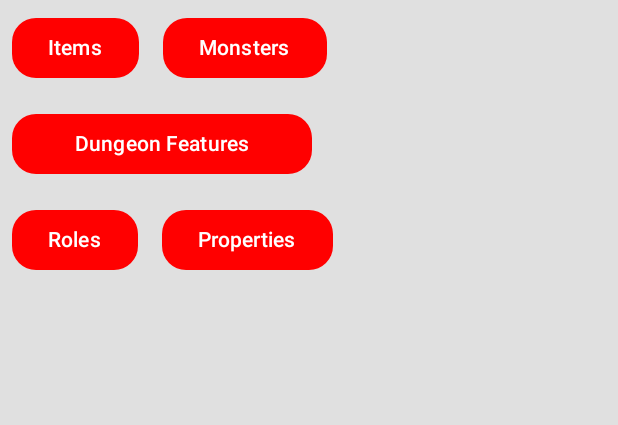
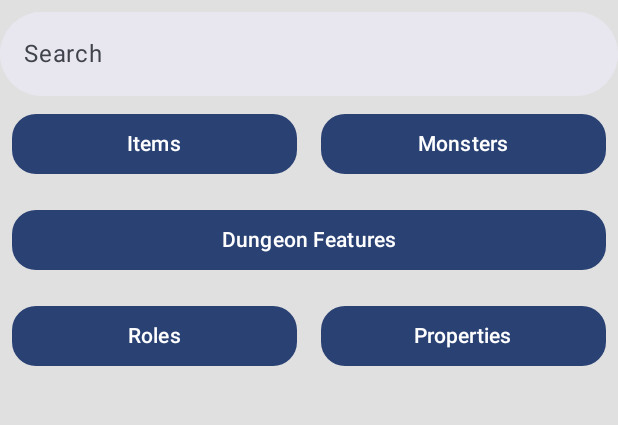
Before and after one commit to jera1470/NetHackSeer, an Android app built with Jetpack Compose: the composable PlaceHolderContent shown on its own in the app's theme, on a phone screen of 412 x 824 dp, the part 96-521 px from its top. Run offline under Robolectric (Android 15) with nearby library versions, the phone set to English and light mode, and no system bars; 7 statements that could not run were skipped.

Commit message:
UI: added a search bar, made layout neater

```diff
--- a/app/src/main/java/com/example/nethackseer/ui/homescreen/HomeScreen.kt
+++ b/app/src/main/java/com/example/nethackseer/ui/homescreen/HomeScreen.kt
@@ -5,6 +5,7 @@ import androidx.compose.foundation.layout.Arrangement
 import androidx.compose.foundation.layout.Column
 import androidx.compose.foundation.layout.Row
 import androidx.compose.foundation.layout.fillMaxSize
+import androidx.compose.foundation.layout.fillMaxWidth
 import androidx.compose.foundation.layout.padding
 import androidx.compose.foundation.layout.widthIn
 import androidx.compose.foundation.shape.RoundedCornerShape
@@ -12,34 +13,54 @@ import androidx.compose.material3.Button
 import androidx.compose.material3.ButtonDefaults
 import androidx.compose.material3.ExperimentalMaterial3Api
 import androidx.compose.material3.Scaffold
+import androidx.compose.material3.SearchBar
+import androidx.compose.material3.SearchBarDefaults
 import androidx.compose.material3.Text
+import androidx.compose.material3.TopAppBarDefaults
 import androidx.compose.material3.TopAppBar
 import androidx.compose.runtime.Composable
 import androidx.compose.ui.Modifier
 import androidx.compose.ui.graphics.Color
+import androidx.compose.ui.semantics.semantics
 import androidx.compose.ui.tooling.preview.Preview
 import androidx.compose.ui.unit.dp
 import androidx.lifecycle.viewmodel.compose.viewModel
-import com.example.nethackseer.ui.theme.NetHackSeerTheme
+import androidx.compose.foundation.text.input.TextFieldState
+import androidx.compose.foundation.text.input.rememberTextFieldState
+import androidx.compose.runtime.getValue
+import androidx.compose.runtime.mutableStateOf
+import androidx.compose.runtime.remember
+import androidx.compose.runtime.saveable.rememberSaveable
+import androidx.compose.runtime.setValue
+import com.example.nethackseer.ui.theme.*
 
 @OptIn(ExperimentalMaterial3Api::class)
 @Composable
 fun HomeScreen(
     homeViewModel: HomeViewModel = viewModel(),
+    textFieldState: TextFieldState,
+    onSearch: (String) -> Unit,
 //    onItemsClicked: () -> Unit,
 //    onMonstersClicked: () -> Unit,
 //    onSettingsClicked: () -> Unit,
 //    onAboutClicked: () -> Unit
 ) {
     val buttonShape = RoundedCornerShape(16.dp)
-    val buttonColors = ButtonDefaults.buttonColors(containerColor = Color.Red)
+    val buttonColors = ButtonDefaults.buttonColors(Red)
     val buttonModifier = Modifier.padding(8.dp)
+
+    var expanded by rememberSaveable { mutableStateOf(false) }
+    var text by remember { mutableStateOf("") } // State to hold the search query
+    var active by remember { mutableStateOf(false) } // State
 
     Scaffold(
         topBar = {
-            TopAppBar(title = {
-                Text(text = "NetHack Seer Home")
-            })
+            TopAppBar(
+                title = {
+                    Text(text = "NetHack Seer Home")
+                },
+                colors = TopAppBarDefaults.topAppBarColors(containerColor = DarkRed)
+            )
         }
     ) { innerPadding ->
         Column(
@@ -49,12 +70,30 @@ fun HomeScreen(
                 .background(Color(0xFFE0E0E0)), // Light gray background
             verticalArrangement = Arrangement.Top
         ) {
-            Row {
+            SearchBar(
+                modifier = Modifier.fillMaxWidth(),
+                inputField = {
+                    SearchBarDefaults.InputField(
+                        query = textFieldState.text.toString(),
+                        onQueryChange = { textFieldState.edit { replace(0, length, it) }},
+                        onSearch = {
+                            onSearch(textFieldState.text.toString())
+                            expanded = false
+                        },
+                        expanded = expanded,
+                        onExpandedChange = { expanded = it },
+                        placeholder = { Text(text = "Search") }
+                    )
+                },
+                expanded = expanded,
+                onExpandedChange = { expanded = it },
+            ) {}
+            Row (Modifier.fillMaxWidth()){
                 Button(
                     onClick = { /*TODO*/ },
                     shape = buttonShape,
                     colors = buttonColors,
-                    modifier = buttonModifier
+                    modifier = buttonModifier.weight(1f)
                 ) {
                     Text(text = "Items")
                 }
@@ -62,7 +101,7 @@ fun HomeScreen(
                     onClick = { /*TODO*/ },
                     shape = buttonShape,
                     colors = buttonColors,
-                    modifier = buttonModifier
+                    modifier = buttonModifier.weight(1f)
                 ) {
                     Text(text = "Monsters")
                 }
@@ -71,7 +110,7 @@ fun HomeScreen(
                 onClick = { /*TODO*/ },
                 shape = buttonShape,
                 colors = buttonColors,
-                modifier = buttonModifier.widthIn(min = 200.dp) // Make this button wider
+                modifier = buttonModifier.fillMaxWidth()
             ) {
                 Text(text = "Dungeon Features")
             }
@@ -80,7 +119,7 @@ fun HomeScreen(
                     onClick = { /*TODO*/ },
                     shape = buttonShape,
                     colors = buttonColors,
-                    modifier = buttonModifier
+                    modifier = buttonModifier.weight(1f)
                 ) {
                     Text(text = "Roles")
                 }
@@ -88,7 +127,7 @@ fun HomeScreen(
                     onClick = { /*TODO*/ },
                     shape = buttonShape,
                     colors = buttonColors,
-                    modifier = buttonModifier
+                    modifier = buttonModifier.weight(1f)
                 ) {
                     Text(text = "Properties")
                 }
@@ -101,6 +140,6 @@ fun HomeScreen(
 @Composable
 fun HomeScreenPreview() {
     NetHackSeerTheme {
-        HomeScreen()
+        HomeScreen(textFieldState = rememberTextFieldState(), onSearch = {})
     }
 }
--- a/app/src/main/java/com/example/nethackseer/ui/navigation/AppNavigation.kt
+++ b/app/src/main/java/com/example/nethackseer/ui/navigation/AppNavigation.kt
@@ -1,5 +1,6 @@
 package com.example.nethackseer.ui.navigation
 
+import androidx.compose.foundation.text.input.rememberTextFieldState
 import androidx.compose.runtime.Composable
 import androidx.navigation.compose.NavHost
 import androidx.navigation.compose.composable
@@ -12,6 +13,8 @@ fun AppNavigation() {
     NavHost(navController = navController, startDestination = "home") {
         composable("home"){
             HomeScreen(
+                textFieldState = rememberTextFieldState(),
+                onSearch = { /*TODO*/ }
 //                onItemsClicked = { navController.navigate("items") },
 //                onMonstersClicked = { navController.navigate("monsters") },
 //                onSettingsClicked = { navController.navigate("settings") },
```
